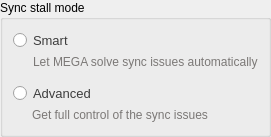
Old version of the form src/MEGASync/syncs/gui/Twoways/linux/SyncStallModeSelector.ui in the repository meganz/MEGAsync.
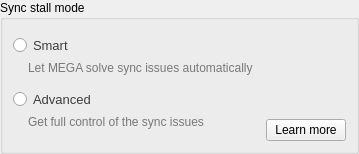
New version of the form.

Patch:
```diff
--- a/src/MEGASync/syncs/gui/Twoways/linux/SyncStallModeSelector.ui
+++ b/src/MEGASync/syncs/gui/Twoways/linux/SyncStallModeSelector.ui
@@ -6,8 +6,8 @@
    <rect>
     <x>0</x>
     <y>0</y>
-    <width>253</width>
-    <height>137</height>
+    <width>359</width>
+    <height>154</height>
    </rect>
   </property>
   <property name="windowTitle">
@@ -54,6 +54,24 @@
      <property name="title">
       <string>Sync stall mode</string>
      </property>
+     <layout class="QHBoxLayout" name="horizontalLayout">
+      <property name="spacing">
+       <number>0</number>
+      </property>
+      <property name="leftMargin">
+       <number>0</number>
+      </property>
+      <property name="topMargin">
+       <number>0</number>
+      </property>
+      <property name="rightMargin">
+       <number>0</number>
+      </property>
+      <property name="bottomMargin">
+       <number>0</number>
+      </property>
+      <item>
+       <widget class="QWidget" name="SelectorsContainer" native="true">
      <layout class="QVBoxLayout" name="verticalLayout_2">
       <property name="spacing">
        <number>2</number>
@@ -62,13 +80,13 @@
        <number>10</number>
       </property>
       <property name="topMargin">
-       <number>10</number>
+          <number>15</number>
       </property>
       <property name="rightMargin">
        <number>10</number>
       </property>
       <property name="bottomMargin">
-       <number>10</number>
+          <number>20</number>
       </property>
       <item>
        <widget class="QRadioButton" name="SmartSelector">
@@ -83,7 +101,7 @@
          <string>Let MEGA solve sync issues automatically</string>
         </property>
         <property name="indent">
-         <number>20</number>
+            <number>15</number>
         </property>
        </widget>
       </item>
@@ -116,8 +134,76 @@
          <string>Get full control of the sync issues</string>
         </property>
         <property name="indent">
-         <number>19</number>
-        </property>
+            <number>15</number>
+           </property>
+          </widget>
+         </item>
+        </layout>
+       </widget>
+      </item>
+      <item>
+       <widget class="QWidget" name="LearnMoreContainer" native="true">
+        <layout class="QVBoxLayout" name="verticalLayout_3">
+         <property name="spacing">
+          <number>0</number>
+         </property>
+         <property name="leftMargin">
+          <number>0</number>
+         </property>
+         <property name="topMargin">
+          <number>0</number>
+         </property>
+         <property name="rightMargin">
+          <number>10</number>
+         </property>
+         <property name="bottomMargin">
+          <number>10</number>
+         </property>
+         <item alignment="Qt::AlignBottom">
+          <widget class="QWidget" name="ButtonContainer" native="true">
+           <layout class="QHBoxLayout" name="horizontalLayout_2">
+            <property name="spacing">
+             <number>0</number>
+            </property>
+            <property name="leftMargin">
+             <number>0</number>
+            </property>
+            <property name="topMargin">
+             <number>0</number>
+            </property>
+            <property name="rightMargin">
+             <number>0</number>
+            </property>
+            <property name="bottomMargin">
+             <number>0</number>
+            </property>
+            <item>
+             <spacer name="horizontalSpacer">
+              <property name="orientation">
+               <enum>Qt::Horizontal</enum>
+              </property>
+              <property name="sizeHint" stdset="0">
+               <size>
+                <width>40</width>
+                <height>20</height>
+               </size>
+              </property>
+             </spacer>
+            </item>
+            <item>
+             <widget class="QPushButton" name="LearnMoreButton">
+              <property name="cursor">
+               <cursorShape>PointingHandCursor</cursorShape>
+              </property>
+              <property name="text">
+               <string>Learn more</string>
+              </property>
+             </widget>
+            </item>
+           </layout>
+          </widget>
+         </item>
+        </layout>
        </widget>
       </item>
      </layout>
```
Lines whose indentation alone changed are shown as unchanged.
